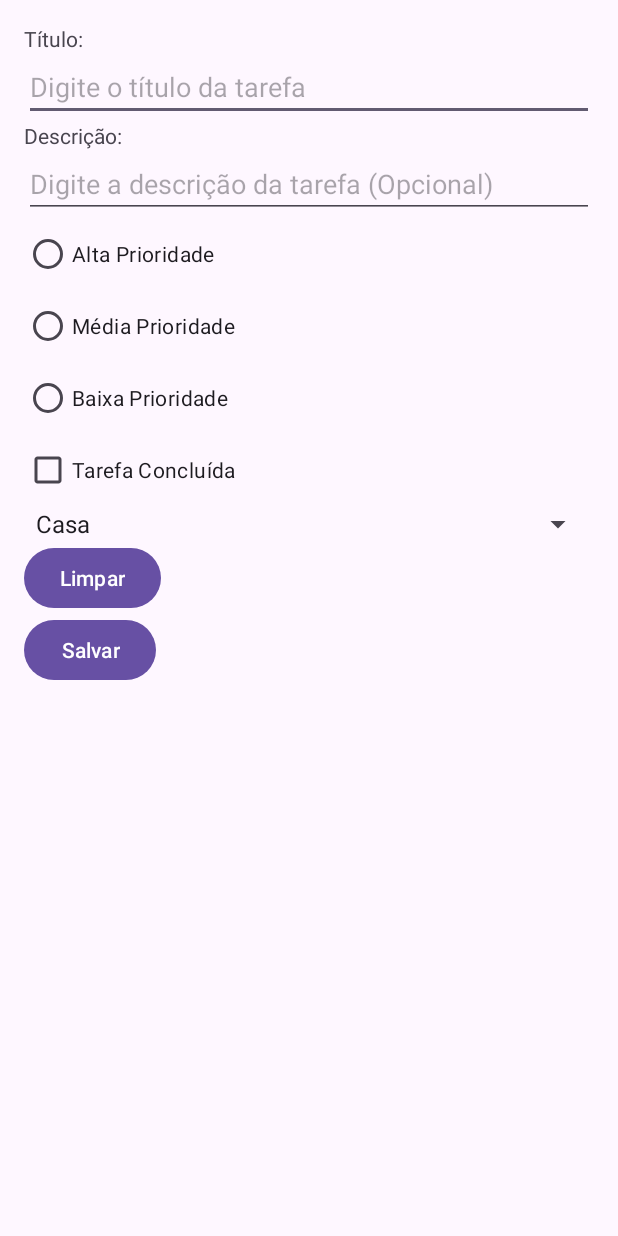
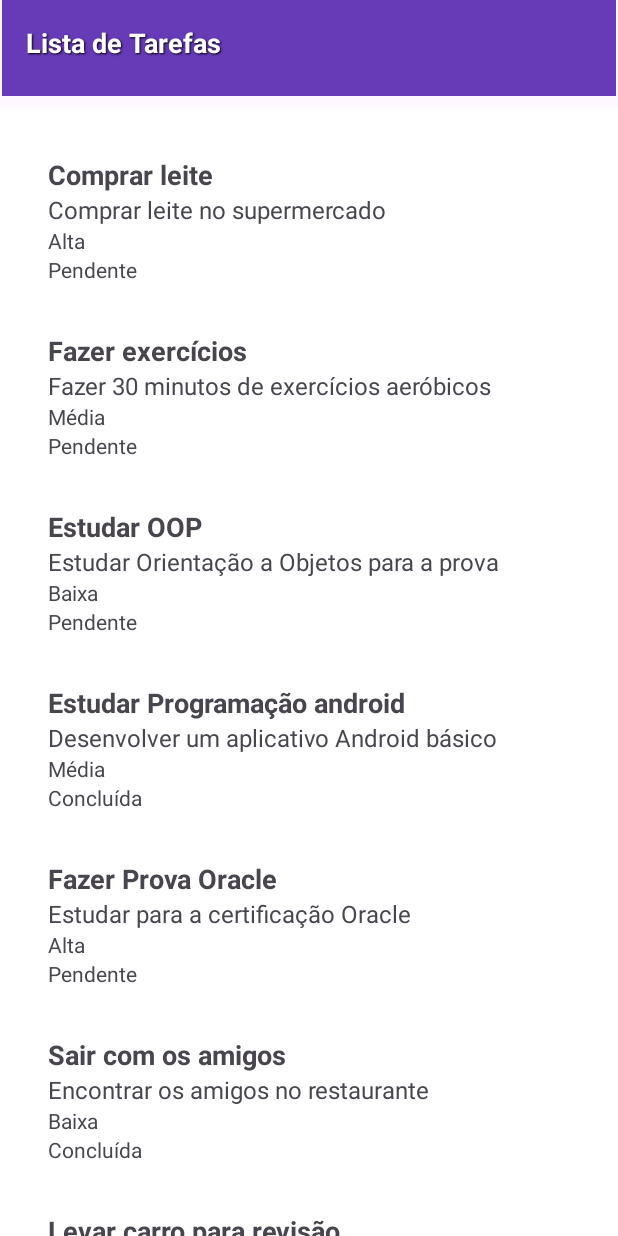
Before and after one commit to alexandretrieste/gerenciador_de_tarefas_diarias, an Android app: the screen it shows after launch (CadastroTarefaActivity before the commit, ListaTarefasActivity after it), on a phone screen of 412 x 824 dp. Run offline under Robolectric (Android 15) with nearby library versions, the phone set to English and light mode, and no system bars.

Commit message:
feat: creating new activity and list view

```diff
--- a/app/src/main/AndroidManifest.xml
+++ b/app/src/main/AndroidManifest.xml
@@ -14,7 +14,7 @@
         android:theme="@style/Theme.Entrega_1"
         tools:targetApi="31">
         <activity
-            android:name=".CadastroTarefaActivity"
+            android:name=".ListaTarefasActivity"
             android:exported="true">
             <intent-filter>
                 <action android:name="android.intent.action.MAIN" />
--- /dev/null
+++ b/app/src/main/java/com/br/alexandretrieste/entrega_1/ListaTarefasActivity.java
@@ -0,0 +1,50 @@
+package com.br.alexandretrieste.entrega_1;
+
+import android.os.Bundle;
+import android.widget.ListView;
+import android.widget.Toast;
+import androidx.appcompat.app.AppCompatActivity;
+import java.util.ArrayList;
+import java.util.Arrays;
+
+public class ListaTarefasActivity extends AppCompatActivity {
+
+    private ListView listView;
+    private ArrayList<Tarefa> tarefas;
+
+    @Override
+    protected void onCreate(Bundle savedInstanceState) {
+        super.onCreate(savedInstanceState);
+        setContentView(R.layout.activity_lista_tarefas);
+
+        // Inicializar a ListView
+        listView = findViewById(R.id.listView);
+
+        // Carregar os dados do arrays.xml
+        String[] titulosArray = getResources().getStringArray(R.array.titulos);
+        String[] descricoesArray = getResources().getStringArray(R.array.descricoes);
+        String[] prioridadesArray = getResources().getStringArray(R.array.prioridades);
+        String[] concluidasStringArray = getResources().getStringArray(R.array.concluidas);
+        boolean[] concluidasArray = new boolean[concluidasStringArray.length];
+        for (int i = 0; i < concluidasStringArray.length; i++) {
+            concluidasArray[i] = Boolean.parseBoolean(concluidasStringArray[i]);
+        }
+
+        // Criar a lista de tarefas com base nos arrays carregados
+        tarefas = new ArrayList<>();
+        for (int i = 0; i < titulosArray.length; i++) {
+            Tarefa tarefa = new Tarefa(titulosArray[i], descricoesArray[i], prioridadesArray[i], concluidasArray[i]);
+            tarefas.add(tarefa);
+        }
+
+        // Configurar o adapter personalizado para a ListView
+        TarefaAdapter adapter = new TarefaAdapter(this, tarefas);
+        listView.setAdapter(adapter);
+
+        // Configurar o clique nos itens da lista
+        listView.setOnItemClickListener((parent, view, position, id) -> {
+            Tarefa tarefaClicada = tarefas.get(position);
+            Toast.makeText(getApplicationContext(), getString(R.string.tarefa_selecionada) + tarefaClicada.getTitulo(), Toast.LENGTH_SHORT).show();
+        });
+    }
+}
--- /dev/null
+++ b/app/src/main/java/com/br/alexandretrieste/entrega_1/Tarefa.java
@@ -0,0 +1,47 @@
+package com.br.alexandretrieste.entrega_1;
+
+public class Tarefa {
+    private String titulo;
+    private String descricao;
+    private String prioridade;
+    private boolean concluida;
+
+    public Tarefa(String titulo, String descricao, String prioridade, boolean concluida) {
+        this.titulo = titulo;
+        this.descricao = descricao;
+        this.prioridade = prioridade;
+        this.concluida = concluida;
+    }
+
+    public String getTitulo() {
+        return titulo;
+    }
+
+    public void setTitulo(String titulo) {
+        this.titulo = titulo;
+    }
+
+    public String getDescricao() {
+        return descricao;
+    }
+
+    public void setDescricao(String descricao) {
+        this.descricao = descricao;
+    }
+
+    public String getPrioridade() {
+        return prioridade;
+    }
+
+    public void setPrioridade(String prioridade) {
+        this.prioridade = prioridade;
+    }
+
+    public boolean isConcluida() {
+        return concluida;
+    }
+
+    public void setConcluida(boolean concluida) {
+        this.concluida = concluida;
+    }
+}
--- /dev/null
+++ b/app/src/main/java/com/br/alexandretrieste/entrega_1/TarefaAdapter.java
@@ -0,0 +1,37 @@
+package com.br.alexandretrieste.entrega_1;
+
+import android.content.Context;
+import android.view.LayoutInflater;
+import android.view.View;
+import android.view.ViewGroup;
+import android.widget.ArrayAdapter;
+import android.widget.TextView;
+import java.util.ArrayList;
+
+public class TarefaAdapter extends ArrayAdapter<Tarefa> {
+
+    public TarefaAdapter(Context context, ArrayList<Tarefa> tarefas) {
+        super(context, 0, tarefas);
+    }
+
+    @Override
+    public View getView(int position, View convertView, ViewGroup parent) {
+        Tarefa tarefa = getItem(position);
+
+        if (convertView == null) {
+            convertView = LayoutInflater.from(getContext()).inflate(R.layout.item_tarefa, parent, false);
+        }
+
+        TextView tituloTextView = convertView.findViewById(R.id.tituloTextView);
+        TextView descricaoTextView = convertView.findViewById(R.id.descricaoTextView);
+        TextView prioridadeTextView = convertView.findViewById(R.id.prioridadeTextView);
+        TextView concluidaTextView = convertView.findViewById(R.id.concluidaTextView);
+
+        tituloTextView.setText(tarefa.getTitulo());
+        descricaoTextView.setText(tarefa.getDescricao());
+        prioridadeTextView.setText(tarefa.getPrioridade());
+        concluidaTextView.setText(tarefa.isConcluida() ? "Concluída" : "Pendente");
+
+        return convertView;
+    }
+}
--- /dev/null
+++ b/app/src/main/res/layout/activity_lista_tarefas.xml
@@ -0,0 +1,46 @@
+<?xml version="1.0" encoding="utf-8"?>
+<androidx.constraintlayout.widget.ConstraintLayout xmlns:android="http://schemas.android.com/apk/res/android"
+    xmlns:app="http://schemas.android.com/apk/res-auto"
+    xmlns:tools="http://schemas.android.com/tools"
+    android:id="@+id/main"
+    android:layout_width="match_parent"
+    android:layout_height="match_parent"
+    tools:context=".ListaTarefasActivity">
+
+    <!-- ListView para exibir os itens -->
+
+    <TextView
+        android:id="@+id/tituloTextView"
+        android:layout_width="409dp"
+        android:layout_height="64dp"
+        android:background="#673ab7"
+        android:padding="16dp"
+        android:shadowColor="#000000"
+        android:shadowDx="1"
+        android:shadowDy="1"
+        android:shadowRadius="1"
+        android:text="@string/lista_tarefas_title"
+        android:textColor="#FFFFFF"
+        android:textSize="18sp"
+        android:textStyle="bold"
+        app:layout_constraintBottom_toTopOf="@+id/listView"
+        app:layout_constraintEnd_toEndOf="parent"
+        app:layout_constraintHorizontal_bias="0.5"
+        app:layout_constraintStart_toStartOf="parent"
+        app:layout_constraintTop_toTopOf="parent"
+        app:layout_constraintVertical_bias="0.5" />
+
+    <ListView
+        android:id="@+id/listView"
+        android:layout_width="match_parent"
+        android:layout_height="0dp"
+        android:layout_marginTop="8dp"
+        android:background="@android:color/white"
+        android:clipToPadding="false"
+        android:divider="@null"
+        android:dividerHeight="0dp"
+        android:padding="16dp"
+        app:layout_constraintBottom_toBottomOf="parent"
+        app:layout_constraintTop_toBottomOf="@+id/tituloTextView" />
+
+</androidx.constraintlayout.widget.ConstraintLayout>
--- /dev/null
+++ b/app/src/main/res/layout/item_tarefa.xml
@@ -0,0 +1,32 @@
+<LinearLayout
+    xmlns:android="http://schemas.android.com/apk/res/android"
+    android:layout_width="match_parent"
+    android:layout_height="wrap_content"
+    android:orientation="vertical"
+    android:padding="16dp">
+
+    <TextView
+        android:id="@+id/tituloTextView"
+        android:layout_width="match_parent"
+        android:layout_height="wrap_content"
+        android:textSize="18sp"
+        android:textStyle="bold"/>
+
+    <TextView
+        android:id="@+id/descricaoTextView"
+        android:layout_width="match_parent"
+        android:layout_height="wrap_content"
+        android:textSize="16sp"/>
+
+    <TextView
+        android:id="@+id/prioridadeTextView"
+        android:layout_width="match_parent"
+        android:layout_height="wrap_content"
+        android:textSize="14sp"/>
+
+    <TextView
+        android:id="@+id/concluidaTextView"
+        android:layout_width="match_parent"
+        android:layout_height="wrap_content"
+        android:textSize="14sp"/>
+</LinearLayout>
--- /dev/null
+++ b/app/src/main/res/values/arrays.xml
@@ -0,0 +1,62 @@
+<?xml version="1.0" encoding="utf-8"?>
+<resources>
+    <string-array name="titulos">
+        <item>Comprar leite</item>
+        <item>Fazer exercícios</item>
+        <item>Estudar OOP</item>
+        <item>Estudar Programação android</item>
+        <item>Fazer Prova Oracle</item>
+        <item>Sair com os amigos</item>
+        <item>Levar carro para revisão</item>
+        <item>Consertar a janela</item>
+        <item>Dar banho no dog</item>
+        <item>Cumprir a corrida matinal da sexta</item>
+        <item>Visitar os pais</item>
+        <item>Tomar botonico fontoura</item>
+    </string-array>
+
+    <string-array name="descricoes">
+        <item>Comprar leite no supermercado</item>
+        <item>Fazer 30 minutos de exercícios aeróbicos</item>
+        <item>Estudar Orientação a Objetos para a prova</item>
+        <item>Desenvolver um aplicativo Android básico</item>
+        <item>Estudar para a certificação Oracle</item>
+        <item>Encontrar os amigos no restaurante</item>
+        <item>Levar o carro na oficina para trocar o óleo</item>
+        <item>Consertar a janela da sala que está emperrada</item>
+        <item>Dar banho no cachorro no final da tarde</item>
+        <item>Correr 5 km no parque pela manhã</item>
+        <item>Passar o final de semana com os pais</item>
+        <item>Tomar remédio para gripe</item>
+    </string-array>
+
+    <string-array name="prioridades">
+        <item>Alta</item>
+        <item>Média</item>
+        <item>Baixa</item>
+        <item>Média</item>
+        <item>Alta</item>
+        <item>Baixa</item>
+        <item>Baixa</item>
+        <item>Alta</item>
+        <item>Baixa</item>
+        <item>Alta</item>
+        <item>Alta</item>
+        <item>Baixa</item>
+    </string-array>
+
+    <string-array name="concluidas">
+        <item>false</item>
+        <item>false</item>
+        <item>false</item>
+        <item>true</item>
+        <item>false</item>
+        <item>true</item>
+        <item>false</item>
+        <item>false</item>
+        <item>false</item>
+        <item>true</item>
+        <item>true</item>
+        <item>false</item>
+    </string-array>
+</resources>
--- a/app/src/main/res/values/strings.xml
+++ b/app/src/main/res/values/strings.xml
@@ -1,3 +1,5 @@
 <resources>
     <string name="app_name">Entrega_1</string>
+    <string name="tarefa_selecionada">"Tarefa selecionada: "</string>
+    <string name="lista_tarefas_title">Lista de Tarefas</string>
 </resources>
```
